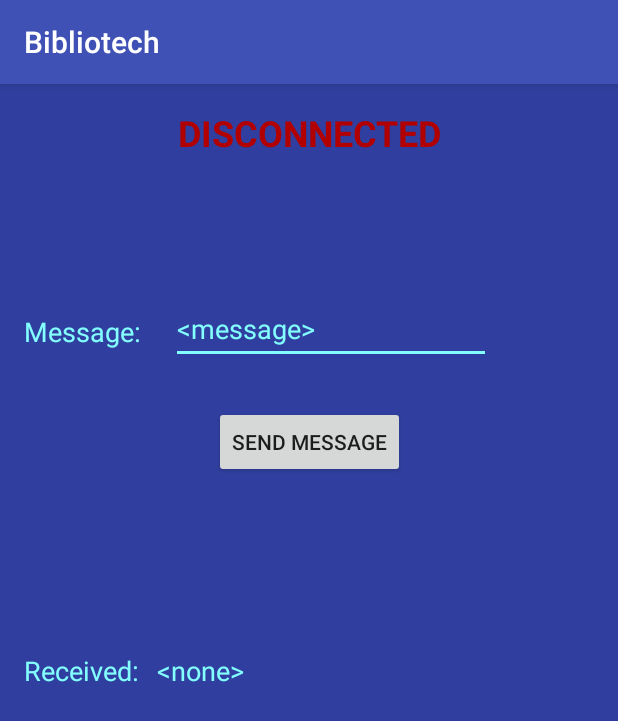
After one commit to Battery233/Biblio-tech, an Android app: the DevActivity screen opened directly, with no data from a screen before it, on a phone screen of 412 x 824 dp. The commit adds this screen. Shown: the top 721 px of the screen. Run offline under Robolectric (Android 15) with nearby library versions, the phone set to English and light mode, and no system bars; libraries missing offline, so code that uses them is left out: co.lujun.lmbluetoothsdk; 4 statements that could not run were skipped.

Commit message:
Added DevActivity with basic bluetooth support using BT library

```diff
--- a/Android_app/app/build.gradle
+++ b/Android_app/app/build.gradle
@@ -25,6 +25,7 @@
     testImplementation 'junit:junit:4.12'
     androidTestImplementation 'com.android.support.test:runner:1.0.1'
     androidTestImplementation 'com.android.support.test.espresso:espresso-core:3.0.1'
+    compile 'co.lujun:lmbluetoothsdk:1.0.5'
     implementation "org.jetbrains.kotlin:kotlin-stdlib-jre7:$kotlin_version"
 }
 
--- a/Android_app/app/src/main/java/com/luckythirteen/bibliotech/MainActivity.java
+++ b/Android_app/app/src/main/java/com/luckythirteen/bibliotech/MainActivity.java
@@ -7,6 +7,7 @@
 import android.widget.Button;
 
 import com.luckythirteen.bibliotech.demo.FetchActivity;
+import com.luckythirteen.bibliotech.dev.DevActivity;
 
 /**
  * Activity essentially for selecting demo mode (retrieve book)
@@ -31,6 +32,18 @@
             }
         });
 
+        // Attach listener to demo button to load the "dev mode" activity
+        Button devButton = (Button) findViewById(R.id.btnDevMode);
+        devButton.setOnClickListener(new View.OnClickListener()
+        {
+            @Override
+            public void onClick(View v)
+            {
+                Intent intent = new Intent(MainActivity.super.getApplicationContext(), DevActivity.class);
+                startActivity(intent);
+            }
+        });
+
     }
 
 }
--- a/Android_app/app/src/main/java/com/luckythirteen/bibliotech/demo/FetchActivity.java
+++ b/Android_app/app/src/main/java/com/luckythirteen/bibliotech/demo/FetchActivity.java
@@ -1,9 +1,11 @@
 package com.luckythirteen.bibliotech.demo;
 
+import android.app.Activity;
 import android.os.Bundle;
 import android.support.v7.app.AppCompatActivity;
 import android.text.Editable;
 import android.text.TextWatcher;
+import android.util.Log;
 import android.view.View;
 import android.widget.ArrayAdapter;
 import android.widget.AutoCompleteTextView;
@@ -39,7 +41,6 @@
      * Button for sending fetch message to robot
      */
     private Button getButton;
-
 
     @Override
     protected void onCreate(Bundle savedInstanceState) {
--- /dev/null
+++ b/Android_app/app/src/main/java/com/luckythirteen/bibliotech/dev/DevActivity.java
@@ -0,0 +1,164 @@
+package com.luckythirteen.bibliotech.dev;
+
+import android.bluetooth.BluetoothDevice;
+import android.os.Build;
+import android.os.Bundle;
+import android.os.VibrationEffect;
+import android.os.Vibrator;
+import android.support.v7.app.AppCompatActivity;
+import android.util.Log;
+import android.view.View;
+import android.widget.Button;
+import android.widget.EditText;
+import android.widget.TextView;
+
+import com.luckythirteen.bibliotech.R;
+
+import java.util.UUID;
+
+import co.lujun.lmbluetoothsdk.BluetoothController;
+import co.lujun.lmbluetoothsdk.base.BluetoothListener;
+
+import static android.bluetooth.BluetoothAdapter.STATE_CONNECTING;
+
+
+public class DevActivity extends AppCompatActivity
+{
+
+    private static final String TAG = "DevActivity";
+    private static final String TARGET_MAC = "AC:FD:CE:2B:82:F1";
+
+    private TextView bluetoothStatus, messageReceived;
+    private EditText messageText;
+    private Button buttonSendMsg;
+
+    private BluetoothController bluetoothController;
+    private static final UUID MY_UUID = UUID.fromString("00001101-0000-1000-8000-00805F9B34FB");
+
+
+    @Override
+    protected void onCreate(Bundle savedInstanceState)
+    {
+        Log.d(TAG, "onCreate()");
+        super.onCreate(savedInstanceState);
+        setContentView(R.layout.activity_dev);
+
+        bluetoothStatus = (TextView) findViewById(R.id.txtBluetoothStatus);
+        messageReceived = (TextView) findViewById(R.id.txtMsgReceived);
+        messageText = (EditText) findViewById(R.id.editMessage);
+        buttonSendMsg = (Button) findViewById(R.id.btnSendMessage);
+
+        buttonSendMsg.setOnClickListener(new View.OnClickListener()
+        {
+            @Override
+            public void onClick(View v)
+            {
+                Log.d(TAG, "write: " + messageText.getText().toString());
+                bluetoothController.write(messageText.getText().toString().getBytes());
+            }
+        });
+
+        // For classic bluetooth
+        bluetoothController = BluetoothController.getInstance().build(this);
+        bluetoothController.setAppUuid(MY_UUID);
+        bluetoothController.connect(TARGET_MAC);
+
+        bluetoothController.setBluetoothListener(new BluetoothListener()
+        {
+            @Override
+            public void onReadData(BluetoothDevice device, byte[] data)
+            {
+                final String msg = new String(data);
+                Log.d(TAG, "Received: " + msg);
+
+                runOnUiThread(new Runnable()
+                {
+                    @Override
+                    public void run()
+                    {
+                        messageReceived.setText(msg);
+
+                    }
+                });
+
+                if (Build.VERSION.SDK_INT >= 26)
+                {
+                    ((Vibrator) getSystemService(VIBRATOR_SERVICE)).vibrate(VibrationEffect.createOneShot(150, VibrationEffect.DEFAULT_AMPLITUDE));
+                }
+                else
+                {
+                    ((Vibrator) getSystemService(VIBRATOR_SERVICE)).vibrate(150);
+                }
+
+            }
+
+            @Override
+            public void onActionStateChanged(int preState, int state)
+            {
+
+            }
+
+            @Override
+            public void onActionDiscoveryStateChanged(String discoveryState)
+            {
+
+            }
+
+            @Override
+            public void onActionScanModeChanged(int preScanMode, int scanMode)
+            {
+
+            }
+
+            @Override
+            public void onBluetoothServiceStateChanged(int state)
+            {
+                Log.d(TAG, "BT STATE: " + state);
+                updateStatusText(state);
+            }
+
+            @Override
+            public void onActionDeviceFound(BluetoothDevice device, short rssi)
+            {
+
+            }
+        });
+
+    }
+
+    /**
+     * Updates connection status text
+     * @param state State of bluetooth connection
+     */
+    private void updateStatusText(int state)
+    {
+        // CONNECTED CODE = 3
+        if (state == 3)
+        {
+            bluetoothStatus.setText(getString(R.string.txtBluetoothConnected));
+            bluetoothStatus.setTextColor(getResources().getColor(R.color.colorBluetoothConnected));
+        }
+        else if (state == STATE_CONNECTING)
+        {
+            bluetoothStatus.setText(getString(R.string.txtBluetoothConnecting));
+            bluetoothStatus.setTextColor(getResources().getColor(R.color.colorBluetoothConnecting));
+        }
+        else
+        {
+            bluetoothStatus.setText(getString(R.string.txtBluetoothDisconnected));
+            bluetoothStatus.setTextColor(getResources().getColor(R.color.colorBluetoothDisconnected));
+        }
+    }
+
+    @Override
+    protected void onDestroy()
+    {
+        super.onDestroy();
+        if (bluetoothController.isAvailable())
+        {
+            bluetoothController.release();
+        }
+    }
+
+
+}
--- a/Android_app/app/src/main/res/layout/activity_demo_fetch.xml
+++ b/Android_app/app/src/main/res/layout/activity_demo_fetch.xml
@@ -104,11 +104,12 @@
         android:layout_marginStart="8dp"
         android:layout_marginTop="8dp"
         android:background="#5c6bc0"
-        android:text="Get!"
+        android:text="@string/fetchButtonLabel"
         android:textColor="#ffffff"
         app:layout_constraintBottom_toBottomOf="parent"
         app:layout_constraintEnd_toEndOf="parent"
         app:layout_constraintStart_toStartOf="parent"
         app:layout_constraintTop_toBottomOf="@+id/autoTxtAuthor" />
 
+
 </android.support.constraint.ConstraintLayout>
--- /dev/null
+++ b/Android_app/app/src/main/res/layout/activity_dev.xml
@@ -0,0 +1,90 @@
+<?xml version="1.0" encoding="utf-8"?>
+<android.support.constraint.ConstraintLayout xmlns:android="http://schemas.android.com/apk/res/android"
+    xmlns:app="http://schemas.android.com/apk/res-auto"
+    xmlns:tools="http://schemas.android.com/tools"
+    android:layout_width="match_parent"
+    android:layout_height="match_parent"
+    android:background="@color/colorPrimaryDark"
+    tools:context="com.luckythirteen.bibliotech.dev.DevActivity">
+
+    <EditText
+        android:id="@+id/editMessage"
+        android:layout_width="wrap_content"
+        android:layout_height="46dp"
+        android:layout_marginStart="20dp"
+        android:layout_marginTop="92dp"
+        android:ems="10"
+        android:inputType="textPersonName"
+        android:text="@string/editTextPlaceholder"
+        android:textColor="@color/colorAccent"
+        app:layout_constraintStart_toEndOf="@+id/txtMessageSendLabel"
+        app:layout_constraintTop_toBottomOf="@+id/txtBluetoothStatus" />
+
+    <TextView
+        android:id="@+id/txtMessageSendLabel"
+        android:layout_width="wrap_content"
+        android:layout_height="wrap_content"
+        android:layout_marginStart="16dp"
+        android:layout_marginTop="104dp"
+        android:text="@string/txtMessage"
+        android:textColor="@color/colorAccent"
+        android:textSize="18sp"
+        app:layout_constraintStart_toStartOf="parent"
+        app:layout_constraintTop_toBottomOf="@+id/txtBluetoothStatus" />
+
+    <TextView
+        android:id="@+id/txtMsgReceivedLabel"
+        android:layout_width="wrap_content"
+        android:layout_height="wrap_content"
+        android:layout_marginTop="116dp"
+        android:text="@string/txtMessageReceived"
+        android:textColor="@color/colorAccent"
+        android:textSize="18sp"
+        app:layout_constraintStart_toStartOf="@+id/txtMessageSendLabel"
+        app:layout_constraintTop_toBottomOf="@+id/btnSendMessage" />
+
+    <Button
+        android:id="@+id/btnSendMessage"
+        android:layout_width="wrap_content"
+        android:layout_height="wrap_content"
+        android:layout_marginEnd="8dp"
+        android:layout_marginStart="8dp"
+        android:layout_marginTop="28dp"
+        android:text="@string/btnSendMessage"
+        app:layout_constraintEnd_toEndOf="parent"
+        app:layout_constraintStart_toStartOf="parent"
+        app:layout_constraintTop_toBottomOf="@+id/editMessage" />
+
+    <TextView
+        android:id="@+id/txtMsgReceived"
+        android:layout_width="wrap_content"
+        android:layout_height="wrap_content"
+        android:layout_marginStart="12dp"
+        android:layout_marginTop="116dp"
+        android:text="@string/txtMessageReceivedPlaceholder"
+        android:textColor="@color/colorAccent"
+        android:textSize="18sp"
+        app:layout_constraintStart_toEndOf="@+id/txtMsgReceivedLabel"
+        app:layout_constraintTop_toBottomOf="@+id/btnSendMessage" />
+
+    <TextView
+        android:id="@+id/txtBluetoothStatus"
+        android:layout_width="0dp"
+        android:layout_height="wrap_content"
+        android:layout_marginEnd="8dp"
+        android:layout_marginStart="8dp"
+        android:layout_marginTop="16dp"
+        android:fontFamily="sans-serif"
+        android:text="@string/txtBluetoothDisconnected"
+        android:textAlignment="center"
+        android:textAllCaps="true"
+        android:textColor="@color/colorBluetoothDisconnected"
+        android:textSize="24sp"
+        android:textStyle="bold"
+        android:typeface="serif"
+        app:layout_constraintEnd_toEndOf="parent"
+        app:layout_constraintHorizontal_bias="0.44"
+        app:layout_constraintStart_toStartOf="parent"
+        app:layout_constraintTop_toTopOf="parent" />
+
+</android.support.constraint.ConstraintLayout>
--- a/Android_app/app/src/main/res/values/colors.xml
+++ b/Android_app/app/src/main/res/values/colors.xml
@@ -4,4 +4,8 @@
     <color name="colorPrimaryDark">#303F9F</color>
     <color name="colorAccent">#84ffff</color>
     <color name="colorButtonBlue">#9c27b0</color>
+
+    <color name="colorBluetoothConnected">#00ff55</color>
+    <color name="colorBluetoothDisconnected">#b20000</color>
+    <color name="colorBluetoothConnecting">#fffb2b</color>
 </resources>
--- a/Android_app/app/src/main/res/values/strings.xml
+++ b/Android_app/app/src/main/res/values/strings.xml
@@ -10,5 +10,17 @@
     <string name="fetchAuthorLabel">Author:</string>
     <string name="fetchAuthorPlaceholder">Enter author</string>
     <string name="fetchTitlePlaceholder">Enter title</string>
-    <string name="fetchButtonLabel">GET</string>
+    <string name="fetchButtonLabel">GET!</string>
+
+    <string name="txtMessage">Message:</string>
+    <string name="editTextPlaceholder">&lt;message&gt;</string>
+    <string name="btnSendMessage">Send Message</string>
+    <string name="txtMessageReceived">Received:</string>
+    <string name="txtMessageReceivedPlaceholder">&lt;none&gt;</string>
+
+    <string name="txtBluetoothConnecting">Connecting</string>
+    <string name="txtBluetoothConnected">Connected</string>
+    <string name="txtBluetoothDisconnected">Disconnected</string>
+
+    <string name="UUID">d885b8f1-6b49-4b64-b164-565e387d1e8f</string>
 </resources>
```
Also changed, not shown: Android_app/app/src/main/AndroidManifest.xml (+8 -0 lines).
